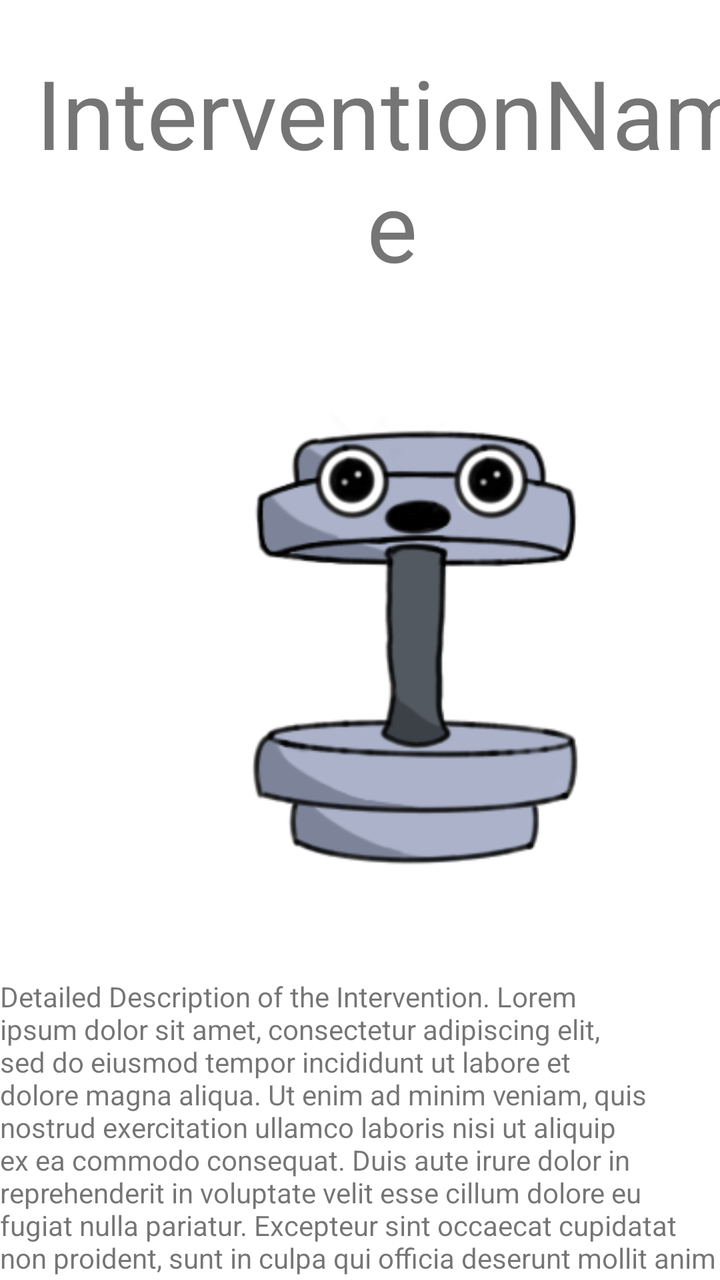
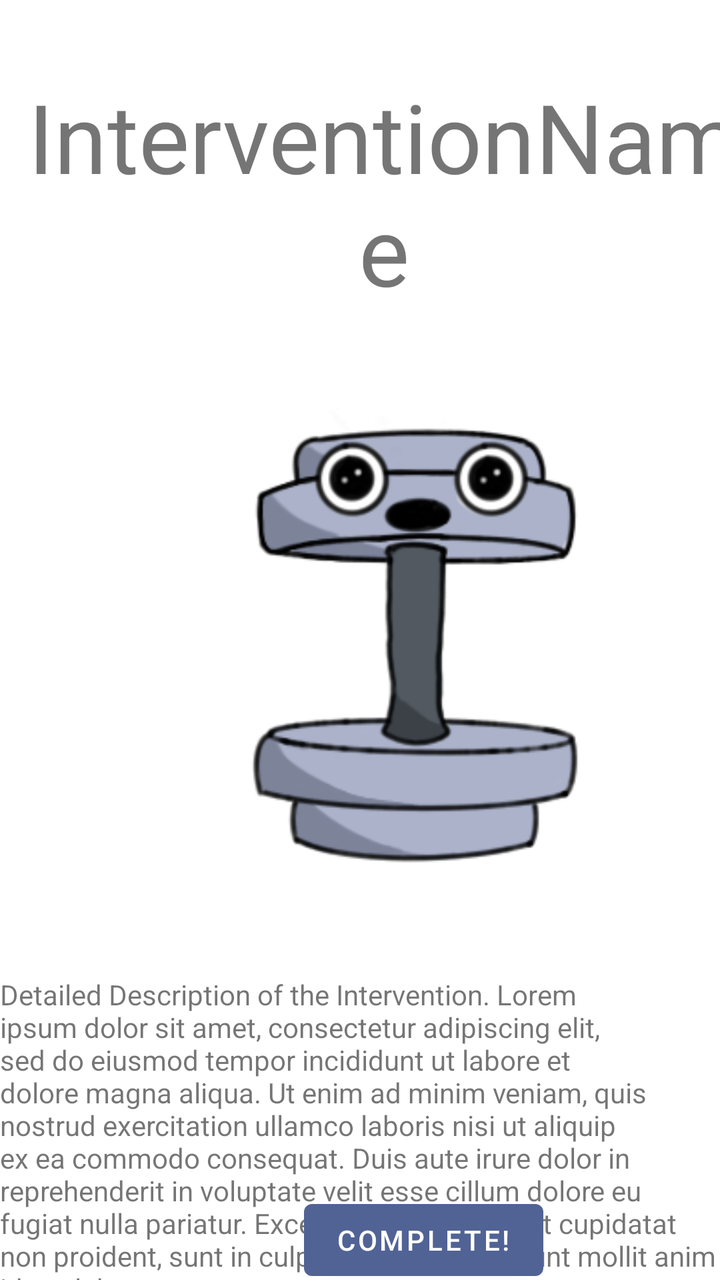

Compare the two renders of this Android layout. The source of the first and the diff that turns it into the second are given below.
<!-- AndroidManifest.xml: application theme Theme.SELab23B02 -->
<!-- res/layout/fragment_single_intervention.xml -->
<?xml version="1.0" encoding="utf-8"?>
<LinearLayout xmlns:android="http://schemas.android.com/apk/res/android"
    xmlns:app="http://schemas.android.com/apk/res-auto"
    xmlns:tools="http://schemas.android.com/tools"
    android:layout_width="match_parent"
    android:layout_height="match_parent">

    <androidx.constraintlayout.widget.ConstraintLayout
        android:layout_width="match_parent"
        android:layout_height="match_parent"
        android:layout_weight="1">

        <ScrollView
            android:id="@+id/scrollview"
            android:layout_width="wrap_content"
            android:layout_height="wrap_content"
            android:layout_marginStart="16dp"
            android:layout_marginTop="24dp"
            app:layout_constraintStart_toStartOf="parent"
            app:layout_constraintTop_toTopOf="parent">

            <TextView
                android:id="@+id/textView3"
                android:layout_width="wrap_content"
                android:layout_height="wrap_content"
                android:text="InterventionName"
                android:textAlignment="center"
                android:textSize="48sp" />
        </ScrollView>

        <TextView
            android:id="@+id/textView4"
            android:layout_width="wrap_content"
            android:layout_height="wrap_content"
            android:layout_marginTop="24dp"
            android:text="Detailed Description of the Intervention. Lorem ipsum dolor sit amet, consectetur adipiscing elit, sed do eiusmod tempor incididunt ut labore et dolore magna aliqua. Ut enim ad minim veniam, quis nostrud exercitation ullamco laboris nisi ut aliquip ex ea commodo consequat. Duis aute irure dolor in reprehenderit in voluptate velit esse cillum dolore eu fugiat nulla pariatur. Excepteur sint occaecat cupidatat non proident, sunt in culpa qui officia deserunt mollit anim id est laborum."
            app:layout_constraintStart_toStartOf="parent"
            app:layout_constraintTop_toBottomOf="@+id/imageView2" />

        <Button
            android:id="@+id/buttonComplete"
            android:layout_width="wrap_content"
            android:layout_height="wrap_content"
            android:layout_marginStart="144dp"
            android:layout_marginTop="22dp"
            android:onClick="interventionComplete"
            android:text="Complete!"
            app:layout_constraintStart_toStartOf="parent"
            app:layout_constraintTop_toBottomOf="@+id/textView4" />

        <ImageView
            android:id="@+id/imageView2"
            android:layout_width="201dp"
            android:layout_height="300dp"
            android:layout_marginStart="104dp"
            android:layout_marginTop="20dp"
            android:layout_weight="1"
            android:src="@drawable/little_being"
            app:layout_constraintStart_toStartOf="parent"
            app:layout_constraintTop_toBottomOf="@+id/scrollview" />

    </androidx.constraintlayout.widget.ConstraintLayout>

</LinearLayout>
<!-- resources referenced by this layout -->
<resources>
  <!-- drawable little_being: png bitmap (drawable, 34373 bytes) -->
  <style name="Theme.SELab23B02" parent="Theme.MaterialComponents.DayNight.DarkActionBar">
          
          <item name="colorPrimary">@color/accent_color</item>
          <item name="colorPrimaryVariant">@color/accent_color</item>
          <item name="colorOnPrimary">@color/white</item>
          
          <item name="colorSecondary">@color/teal_200</item>
          <item name="colorSecondaryVariant">@color/teal_700</item>
          <item name="colorOnSecondary">@color/black</item>
          
          <item name="android:statusBarColor">?attr/colorPrimaryVariant</item>
          
      </style>
  <color name="accent_color">#516395</color>
  <color name="white">#FFFFFFFF</color>
  <color name="teal_200">#FF03DAC5</color>
  <color name="teal_700">#FF018786</color>
  <color name="black">#FF000000</color>
</resources>

<!-- the commit's change to res/layout/fragment_single_intervention.xml (unified diff, before → after) -->
@@ -10,23 +10,17 @@
         android:layout_height="match_parent"
         android:layout_weight="1">
 
-        <ScrollView
-            android:id="@+id/scrollview"
+        <TextView
+            android:id="@+id/textView3"
             android:layout_width="wrap_content"
             android:layout_height="wrap_content"
-            android:layout_marginStart="16dp"
-            android:layout_marginTop="24dp"
+            android:layout_marginStart="12dp"
+            android:layout_marginTop="36dp"
+            android:text="InterventionName"
+            android:textAlignment="center"
+            android:textSize="48sp"
             app:layout_constraintStart_toStartOf="parent"
-            app:layout_constraintTop_toTopOf="parent">
-
-            <TextView
-                android:id="@+id/textView3"
-                android:layout_width="wrap_content"
-                android:layout_height="wrap_content"
-                android:text="InterventionName"
-                android:textAlignment="center"
-                android:textSize="48sp" />
-        </ScrollView>
+            app:layout_constraintTop_toTopOf="parent" />
 
         <TextView
             android:id="@+id/textView4"
@@ -41,23 +35,23 @@
             android:id="@+id/buttonComplete"
             android:layout_width="wrap_content"
             android:layout_height="wrap_content"
-            android:layout_marginStart="144dp"
-            android:layout_marginTop="22dp"
+            android:layout_marginStart="152dp"
+            android:layout_marginTop="596dp"
             android:onClick="interventionComplete"
             android:text="Complete!"
             app:layout_constraintStart_toStartOf="parent"
-            app:layout_constraintTop_toBottomOf="@+id/textView4" />
+            app:layout_constraintTop_toTopOf="parent" />
 
         <ImageView
             android:id="@+id/imageView2"
             android:layout_width="201dp"
             android:layout_height="300dp"
             android:layout_marginStart="104dp"
-            android:layout_marginTop="20dp"
+            android:layout_marginTop="7dp"
             android:layout_weight="1"
             android:src="@drawable/little_being"
             app:layout_constraintStart_toStartOf="parent"
-            app:layout_constraintTop_toBottomOf="@+id/scrollview" />
+            app:layout_constraintTop_toBottomOf="@+id/textView3" />
 
     </androidx.constraintlayout.widget.ConstraintLayout>
 
